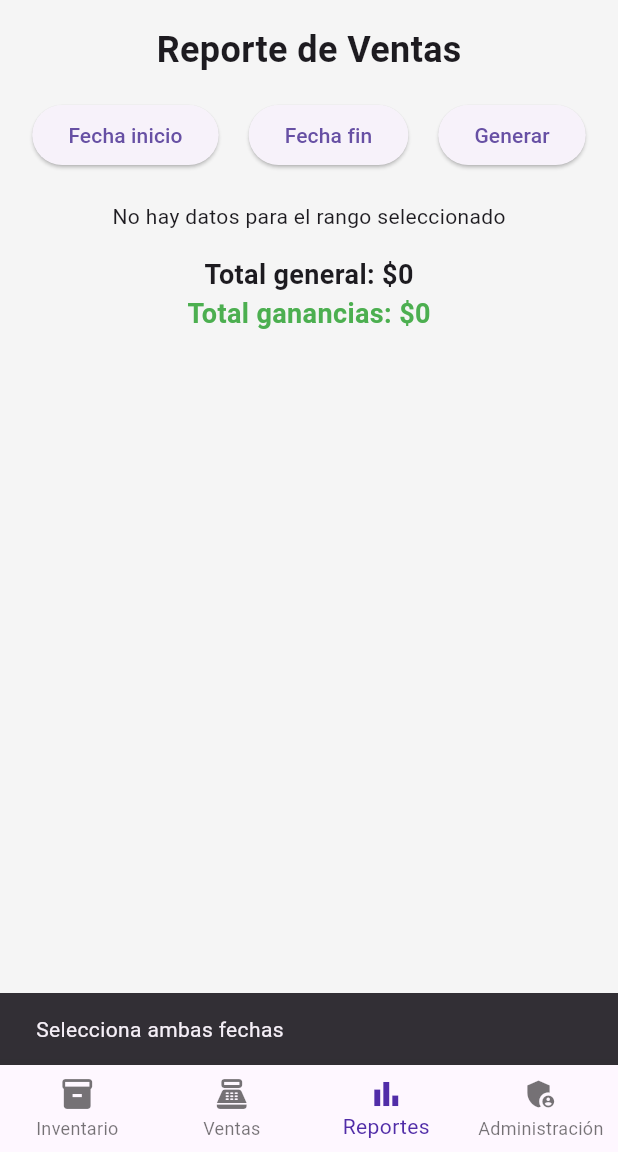
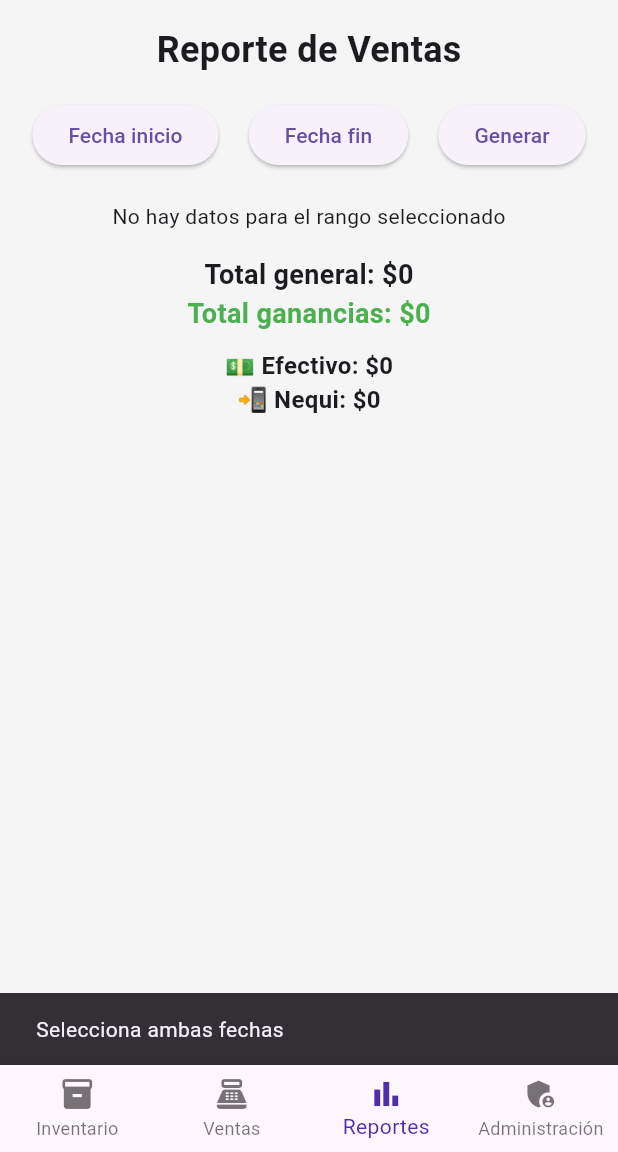
Before and after one commit to Schrei01/valinor_ludoteca, a Flutter app: the screen it shows after launch, item 3 of the bottom bar chosen, after a tap on "Generar", on a phone screen of 412 x 824 dp, the part 84-1236 px from its top. Run offline on Flutter 3.47's test engine with Material 3 defaults, Android fonts, the phone set to English and light mode, and no system bars; our stand-ins replace sqflite_common_ffi; accounts and stored records are empty.

Commit message:
Ajuste al reporte

```diff
--- a/lib/screens/inventario_screen.dart
+++ b/lib/screens/inventario_screen.dart
@@ -29,7 +29,7 @@ class _InventarioScreenState extends State<InventarioScreen> {
   void initState() {
     super.initState();
     _productsFuture = _loadProducts(); // productos con cantidad > 0
-    _allProductsFuture = DatabaseHelper.instance.getAllProducts(); // todos los productos
+    _allProductsFuture = DatabaseHelper.instance.getAllProducts();
     _searchController.addListener(() {
       _filterProducts(_searchController.text);
     });
--- a/lib/screens/reportes_screen.dart
+++ b/lib/screens/reportes_screen.dart
@@ -16,6 +16,8 @@ class _ReportesScreenState extends State<ReportesScreen> {
   double _totalGeneral = 0;
   double _totalGanancias = 0;
   bool _loading = false;
+  double _totalEfectivo = 0;
+  double _totalNequi = 0;
 
   final DateFormat _dateFormat = DateFormat('yyyy-MM-dd HH:mm');
   final NumberFormat _currencyFormat = NumberFormat("#,##0", "es_CO");
@@ -79,10 +81,25 @@ class _ReportesScreenState extends State<ReportesScreen> {
 
     final data = await DatabaseHelper.instance.getSalesReport(_startDate!, _endDate!);
 
+    double efectivo = 0;
+    double nequi = 0;
+
+    if (data['paymentReport'] != null) {
+      for (var row in data['paymentReport']) {
+        if (row['paymentMethod'] == 'Efectivo') {
+          efectivo = (row['total'] as num).toDouble();
+        } else if (row['paymentMethod'] == 'Nequi') {
+          nequi = (row['total'] as num).toDouble();
+        }
+      }
+    }
+
     setState(() {
       _reportData = List<Map<String, dynamic>>.from(data['report']);
       _totalGeneral = data['totalGeneral'];
       _totalGanancias = data['totalGanancias'];
+      _totalEfectivo = efectivo;
+      _totalNequi = nequi;
       _loading = false;
     });
   }
@@ -156,6 +173,15 @@ class _ReportesScreenState extends State<ReportesScreen> {
             style: const TextStyle(
                 fontSize: 18, fontWeight: FontWeight.bold, color: Colors.green),
           ),
+          const SizedBox(height: 10),
+          Text(
+            '💵 Efectivo: \$${_currencyFormat.format(_totalEfectivo)}',
+            style: const TextStyle(fontSize: 16, fontWeight: FontWeight.bold),
+          ),
+          Text(
+            '📲 Nequi: \$${_currencyFormat.format(_totalNequi)}',
+            style: const TextStyle(fontSize: 16, fontWeight: FontWeight.bold),
+          ),
         ],
       ),
     );
```
Also changed, not shown: lib/db/database_helper.dart (+26 -2 lines), lib/screens/ventas_screen.dart (+8 -1 lines).
